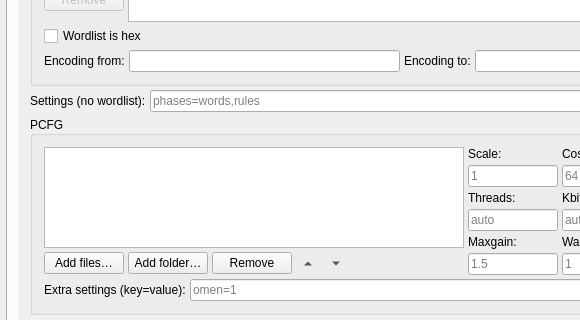
Before: the Qt Designer form src/mainwindow.ui in rgroesslinger/hashcat-gui, drawn with Qt 5; both pictures show x 0 to 580 and y 342 to 662 of the 766 by 901 pixel window.
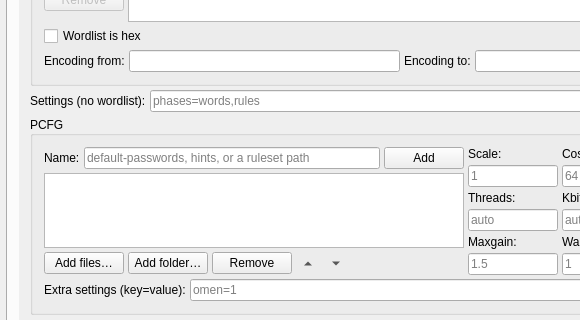
After: the same form once the commit is applied. Icons and pictures are not drawn.

Commit message:
Enable adding of PCFG rulesets by name
The ruleset list could only be filled through the file dialogs, so the bundled
hints ruleset was reachable only by editing a session file. A name field
beside the list adds a bundled or installed ruleset verbatim; hashcat resolves
a slash-free name in its profile and shared pcfg folders.

```diff
--- a/src/mainwindow.ui
+++ b/src/mainwindow.ui
@@ -558,6 +558,43 @@
                    <property name="spacing">
                     <number>4</number>
                    </property>
+                   <item>
+                    <layout class="QHBoxLayout" name="horizontalLayout_pcfg_ruleset_name">
+                     <property name="spacing">
+                      <number>4</number>
+                     </property>
+                     <item>
+             <widget class="QLabel" name="label_pcfg_ruleset_name">
+              <property name="text">
+               <string>Name:</string>
+              </property>
+             </widget>
+                     </item>
+                     <item>
+             <widget class="QLineEdit" name="lineEdit_pcfg_ruleset_name">
+              <property name="toolTip">
+               <string>A bundled or installed ruleset name, such as default-passwords or hints. A slash means a path; hashcat searches its profile and shared pcfg folders first.</string>
+              </property>
+              <property name="placeholderText">
+               <string>default-passwords, hints, or a ruleset path</string>
+              </property>
+             </widget>
+                     </item>
+                     <item>
+             <widget class="QPushButton" name="pushButton_add_pcfg_ruleset_name">
+              <property name="toolTip">
+               <string>Add a bundled or installed ruleset by name.</string>
+              </property>
+              <property name="accessibleName">
+               <string>Add ruleset name</string>
+              </property>
+              <property name="text">
+               <string>Add</string>
+              </property>
+             </widget>
+                     </item>
+                    </layout>
+                   </item>
                    <item>
              <widget class="QListWidget" name="listWidget_pcfg_rulesets">
               <property name="minimumSize">
```
The commit also changes 13 other files.
